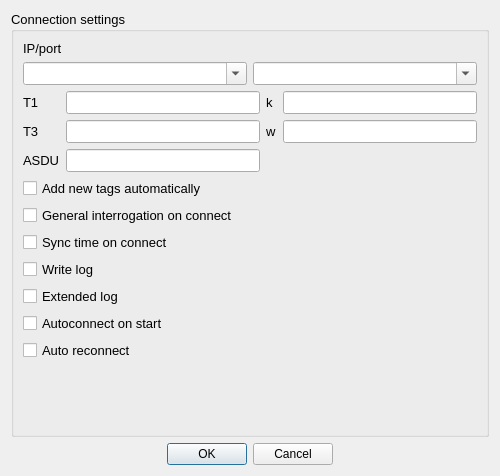
MicroKoder/QIEC104, file settingsdialog.ui: the form before one commit.
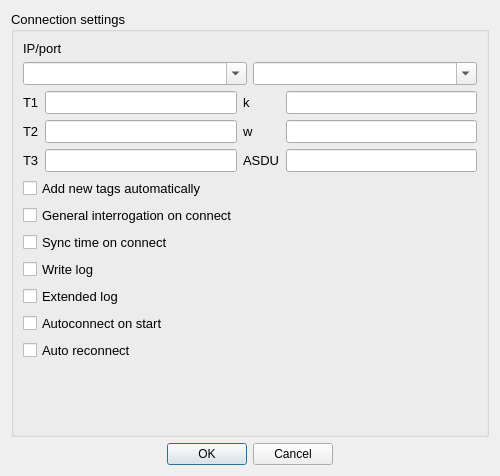
The form after the commit. Icons and pictures are not drawn.

Diff of the .ui file:
```diff
--- a/settingsdialog.ui
+++ b/settingsdialog.ui
@@ -104,6 +104,9 @@
           </property>
          </widget>
         </item>
+        <item row="0" column="3">
+         <widget class="QLineEdit" name="edit_k"/>
+        </item>
         <item row="0" column="0">
          <widget class="QLabel" name="label_4">
           <property name="text">
@@ -111,6 +114,20 @@
           </property>
          </widget>
         </item>
+        <item row="1" column="0">
+         <widget class="QLabel" name="label_t2">
+          <property name="text">
+           <string notr="true">T2</string>
+          </property>
+         </widget>
+        </item>
+        <item row="1" column="1">
+         <widget class="QLineEdit" name="edit_t2">
+          <property name="inputMethodHints">
+           <set>Qt::ImhDigitsOnly</set>
+          </property>
+         </widget>
+        </item>
         <item row="1" column="2">
          <widget class="QLabel" name="label_8">
           <property name="text">
@@ -118,34 +135,31 @@
           </property>
          </widget>
         </item>
-        <item row="1" column="0">
-         <widget class="QLabel" name="label_6">
-          <property name="text">
-           <string notr="true">T3</string>
-          </property>
-         </widget>
-        </item>
         <item row="1" column="3">
          <widget class="QLineEdit" name="edit_w"/>
         </item>
-        <item row="0" column="3">
-         <widget class="QLineEdit" name="edit_k"/>
-        </item>
-        <item row="1" column="1">
-         <widget class="QLineEdit" name="edit_t3">
-          <property name="inputMethodHints">
-           <set>Qt::ImhDigitsOnly</set>
-          </property>
-         </widget>
-        </item>
         <item row="2" column="0">
+         <widget class="QLabel" name="label_6">
+          <property name="text">
+           <string notr="true">T3</string>
+          </property>
+         </widget>
+        </item>
+        <item row="2" column="1">
+         <widget class="QLineEdit" name="edit_t3">
+          <property name="inputMethodHints">
+           <set>Qt::ImhDigitsOnly</set>
+          </property>
+         </widget>
+        </item>
+        <item row="2" column="2">
          <widget class="QLabel" name="label_9">
           <property name="text">
            <string notr="true">ASDU</string>
           </property>
          </widget>
         </item>
-        <item row="2" column="1">
+        <item row="2" column="3">
          <widget class="QLineEdit" name="edit_asdu"/>
         </item>
        </layout>
```
